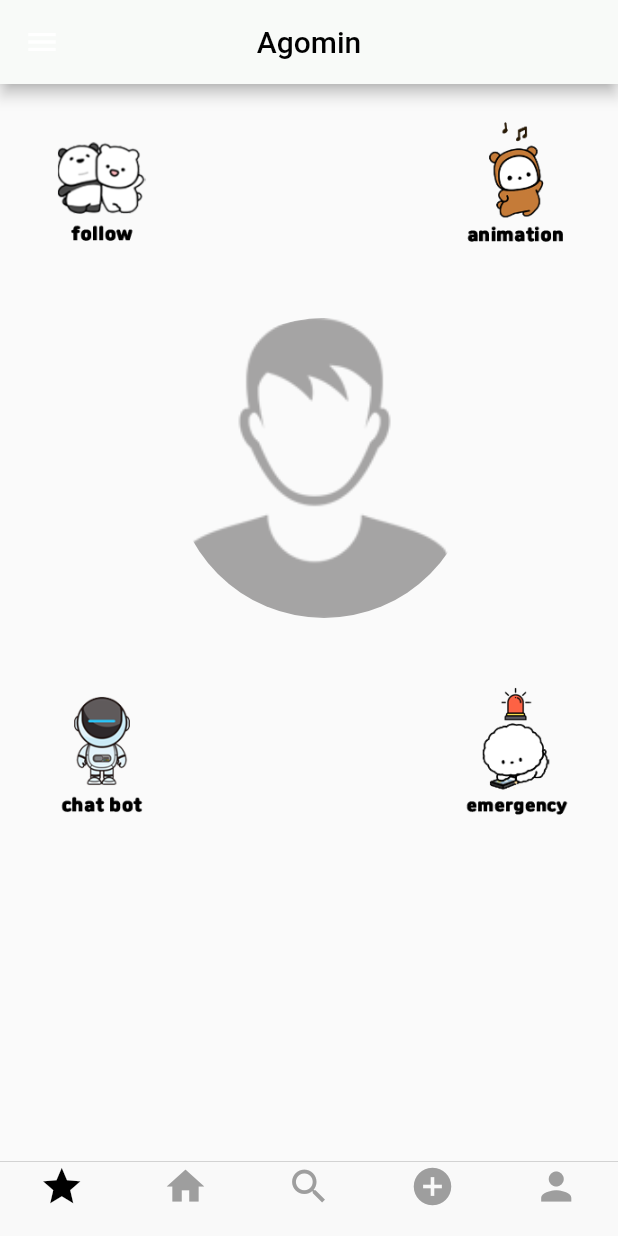
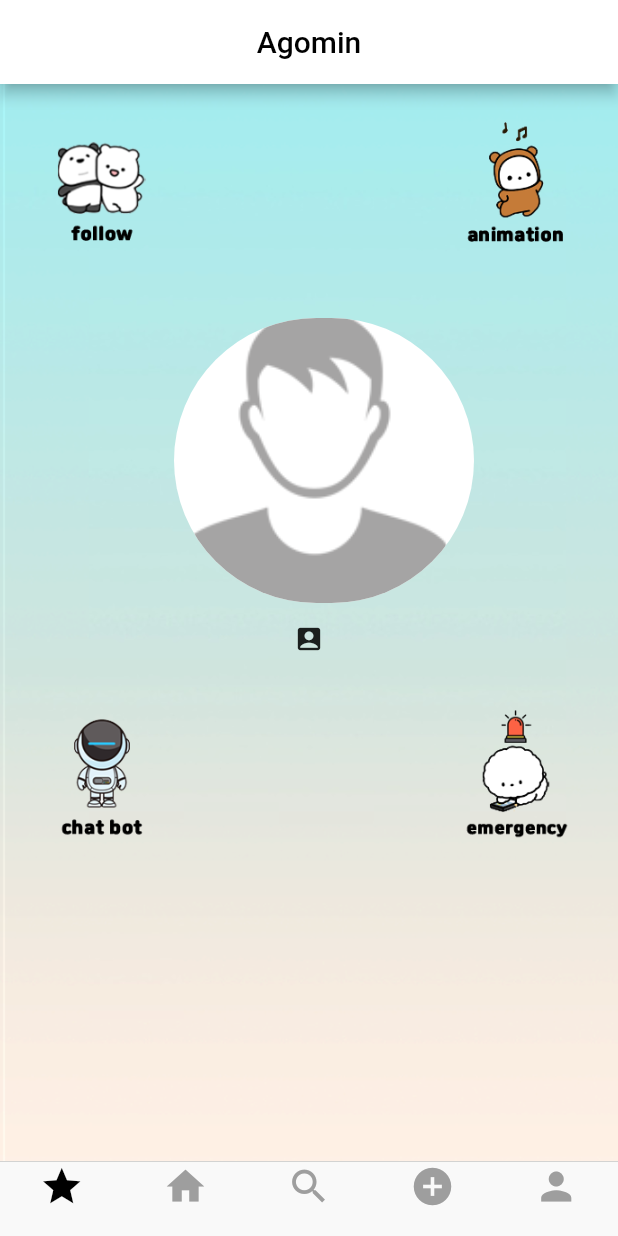
Before and after one commit to Sunjae95/Capstone, a Flutter app: the screen it shows once a user with an empty profile is signed in, on a phone screen of 412 x 824 dp. Run offline on Flutter 3.47's test engine with Material 2 defaults, Android fonts, the phone set to English and light mode, and no system bars; our stand-ins replace audioplayers, cached_network_image, cloud_firestore, firebase_auth, firebase_core, firebase_storage and 4 more; missing offline and left inert: flutter_dialogflow, geocoder; accounts and stored records are empty; project files that could hold a hidden picture were left out.

Commit message:
친구기능 70%완료

```diff
--- a/lib/Follower/follow_feed_screen.dart
+++ b/lib/Follower/follow_feed_screen.dart
@@ -24,9 +24,9 @@ class _FollowFeedScreenState extends State<FollowFeedScreen> {
   Member user, currentUser, followingUser;
   IconData icon;
   Color color;
-  List<Member> usersList = List<Member>();
   Future<List<DocumentSnapshot>> _future;
   bool _isLiked = false;
+  List<Member> usersList = List<Member>();
   List<String> followingUIDs = List<String>();
 
   @override
--- a/lib/Helper/repository.dart
+++ b/lib/Helper/repository.dart
@@ -84,6 +84,8 @@ class Repository {
   Future<List<Member>> fetchAllUsers(User user) =>
       _firebaseProvider.fetchAllUsers(user);
 
+  Future<List<Member>> fetchFollowUsers(User user) =>
+      _firebaseProvider.fetchFollowUsers(user);
 
   void uploadImageMsgToDb(String url, String receiverUid, String senderuid) =>
       _firebaseProvider.uploadImageMsgToDb(url, receiverUid, senderuid);
--- a/lib/Home/home_screen.dart
+++ b/lib/Home/home_screen.dart
@@ -1,6 +1,7 @@
 import 'package:capstone_agomin/Helper/repository.dart';
 import 'package:capstone_agomin/Helper/user.dart';
 import 'package:capstone_agomin/Home/ChatBot/chatbot_screen.dart';
+import 'package:capstone_agomin/Profile/edit_profile_screen.dart';
 
 import 'package:cloud_firestore/cloud_firestore.dart';
 import 'package:firebase_auth/firebase_auth.dart';
@@ -46,7 +47,7 @@ class _ActivityScreenState extends State<ActivityScreen> {
   Widget build(BuildContext context) {
     return Scaffold(
       appBar: AppBar(
-        backgroundColor: new Color(0xfff8faf8),
+        backgroundColor: Colors.white,
         centerTitle: true,
         title: Text(
           'Agomin',
@@ -104,7 +105,14 @@ class _ActivityScreenState extends State<ActivityScreen> {
         ),
       ),
       body: _user != null
-          ? Center(
+          ? Container(
+              decoration: BoxDecoration(
+                color: Colors.white,
+                image: DecorationImage(
+                  image: AssetImage('assets/homeColor.png'),
+                  fit: BoxFit.cover,
+                ),
+              ),
               child: Column(
                 children: [
                   Row(
@@ -149,8 +157,9 @@ class _ActivityScreenState extends State<ActivityScreen> {
                       padding: const EdgeInsets.only(top: 20.0, left: 20.0),
                       child: Container(
                           width: 200.0,
-                          height: 200.0,
+                          height: 190.0,
                           decoration: BoxDecoration(
+                            color: Colors.white,
                             borderRadius: BorderRadius.circular(120.0),
                             image: DecorationImage(
                                 image: _user.photoUrl.isEmpty
@@ -160,12 +169,32 @@ class _ActivityScreenState extends State<ActivityScreen> {
                           )),
                     ),
                   ),
-                  Center(
-                    child: Text(_user.displayName,
-                        style: TextStyle(
-                            color: Colors.black,
-                            fontWeight: FontWeight.bold,
-                            fontSize: 20.0)),
+                  Row(
+                    mainAxisAlignment: MainAxisAlignment.center,
+                    children: [
+                      Container(
+                        child: Text(_user.displayName,
+                            style: TextStyle(
+                                color: Colors.black,
+                                fontWeight: FontWeight.bold,
+                                fontSize: 20.0)),
+                      ),
+                      IconButton(
+                        iconSize: 20.0,
+                        icon: Icon(Icons.account_box),
+                        onPressed: () {
+                          Navigator.push(
+                              context,
+                              MaterialPageRoute(
+                                  builder: ((context) => EditProfileScreen(
+                                      photoUrl: _user.photoUrl,
+                                      email: _user.email,
+                                      bio: _user.bio,
+                                      name: _user.displayName,
+                                      phone: _user.phone))));
+                        },
+                      ),
+                    ],
                   ),
                   Center(
                     // padding: const EdgeInsets.only(left: 25.0, top: 10.0),
--- a/lib/Home/tap_screen.dart
+++ b/lib/Home/tap_screen.dart
@@ -31,6 +31,7 @@ class _HomeScreenState extends State<HomeScreen> {
   @override
   void initState() {
     super.initState();
+    setState(() {});
     pageController = new PageController();
   }
 
--- a/lib/Sns/other_user_profile_screen.dart
+++ b/lib/Sns/other_user_profile_screen.dart
@@ -158,7 +158,11 @@ class _UserProfileScreenState extends State<UserProfileScreen> {
         appBar: AppBar(
           backgroundColor: new Color(0xfff8faf8),
           elevation: 1,
-          title: Text('Profile'),
+          centerTitle: true,
+          title: Text(
+            'FeedProfile',
+            style: TextStyle(color: Colors.black),
+          ),
         ),
         body: _user != null
             ? ListView(
--- a/pubspec.yaml
+++ b/pubspec.yaml
@@ -104,6 +104,8 @@ flutter:
     - assets/animation.png
     - assets/chatbot.png
     - assets/GPS.png
+    - assets/chatbotBackground.png
+    - assets/homeColor.png
   # An image asset can refer to one or more resolution-specific "variants", see
   # https://flutter.dev/assets-and-images/#resolution-aware.
 
```
Also changed, not shown: lib/Helper/firebase_provider.dart (+23 -2 lines), lib/Home/ChatBot/chatbot_screen.dart (+8 -2 lines), lib/Home/Follow/friend_screen.dart (+43 -20 lines), lib/Profile/profile_screen.dart (+31 -32 lines), lib/Search/search_screen.dart (+6 -2 lines), assets/chatbotBackground.png (added), assets/homeColor.png (added).
